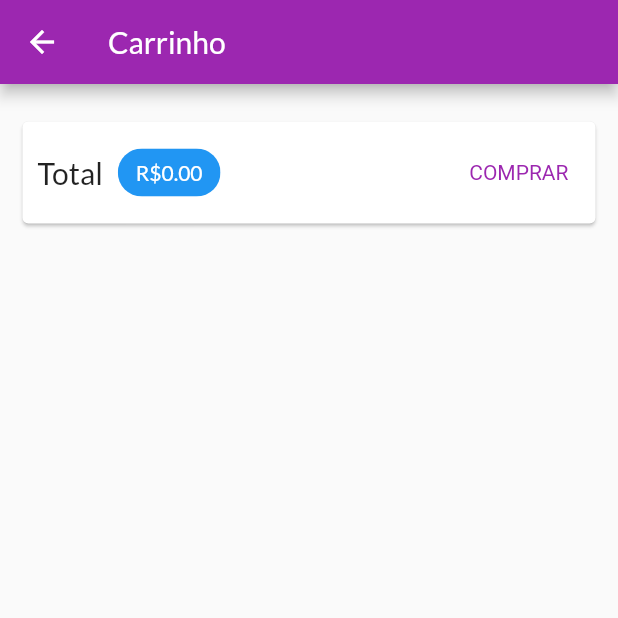
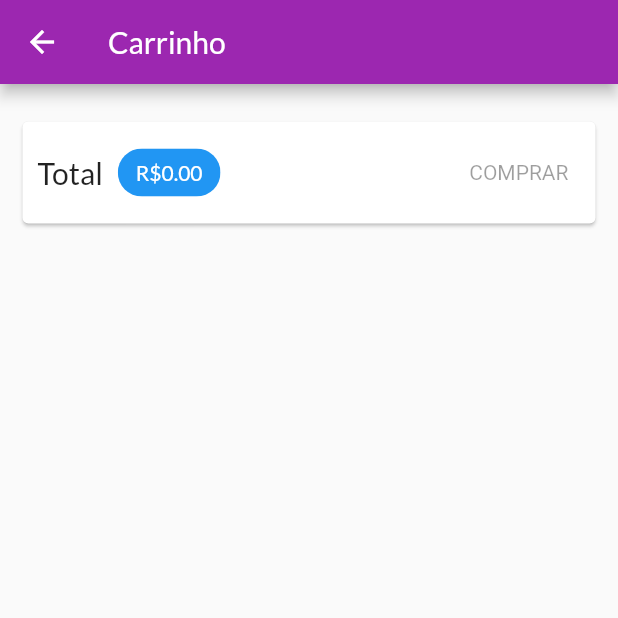
Before and after one commit to nilodornellas/project_shop, a Flutter app: the CartPage screen opened by its route, on a phone screen of 412 x 824 dp, the top half of it. Run offline on Flutter 3.47's test engine with Material 2 defaults, Android fonts, the phone set to English and light mode, and no system bars; network calls fail.

Commit message:
Adicionando os pedidos ao firabase.

```diff
--- a/lib/pages/cart_page.dart
+++ b/lib/pages/cart_page.dart
@@ -44,18 +44,7 @@ class CartPage extends StatelessWidget {
                     ),
                   ),
                   const Spacer(),
-                  TextButton(
-                    child: const Text('COMPRAR'),
-                    style: TextButton.styleFrom(
-                      textStyle:
-                          TextStyle(color: Theme.of(context).primaryColor),
-                    ),
-                    onPressed: () {
-                      Provider.of<OrderList>(context, listen: false)
-                          .addOrder(cart);
-                      cart.clear();
-                    },
-                  )
+                  CartButton(cart: cart)
                 ],
               ),
             ),
@@ -71,3 +60,41 @@ class CartPage extends StatelessWidget {
     );
   }
 }
+
+class CartButton extends StatefulWidget {
+  const CartButton({
+    Key? key,
+    required this.cart,
+  }) : super(key: key);
+
+  final Cart cart;
+
+  @override
+  State<CartButton> createState() => _CartButtonState();
+}
+
+class _CartButtonState extends State<CartButton> {
+  bool _isLoading = false;
+  @override
+  Widget build(BuildContext context) {
+    return _isLoading
+        ? const CircularProgressIndicator()
+        : TextButton(
+            child: const Text('COMPRAR'),
+            style: TextButton.styleFrom(
+              textStyle: TextStyle(color: Theme.of(context).primaryColor),
+            ),
+            onPressed: widget.cart.itemsCout == 0
+                ? null
+                : () async {
+                    setState(() => _isLoading = true);
+
+                    await Provider.of<OrderList>(context, listen: false)
+                        .addOrder(widget.cart);
+
+                    widget.cart.clear();
+                    setState(() => _isLoading = false);
+                  },
+          );
+  }
+}
--- a/lib/utils/constants.dart
+++ b/lib/utils/constants.dart
@@ -1,4 +1,6 @@
 class Constants {
   static const PRODUCT_BASE_URL =
       'https://project-shop-e0af4-default-rtdb.firebaseio.com/products';
+  static const ORDER_BASE_URL =
+      'https://project-shop-e0af4-default-rtdb.firebaseio.com/products';
 }
```
Also changed, not shown: lib/models/order_list.dart (+27 -4 lines).
